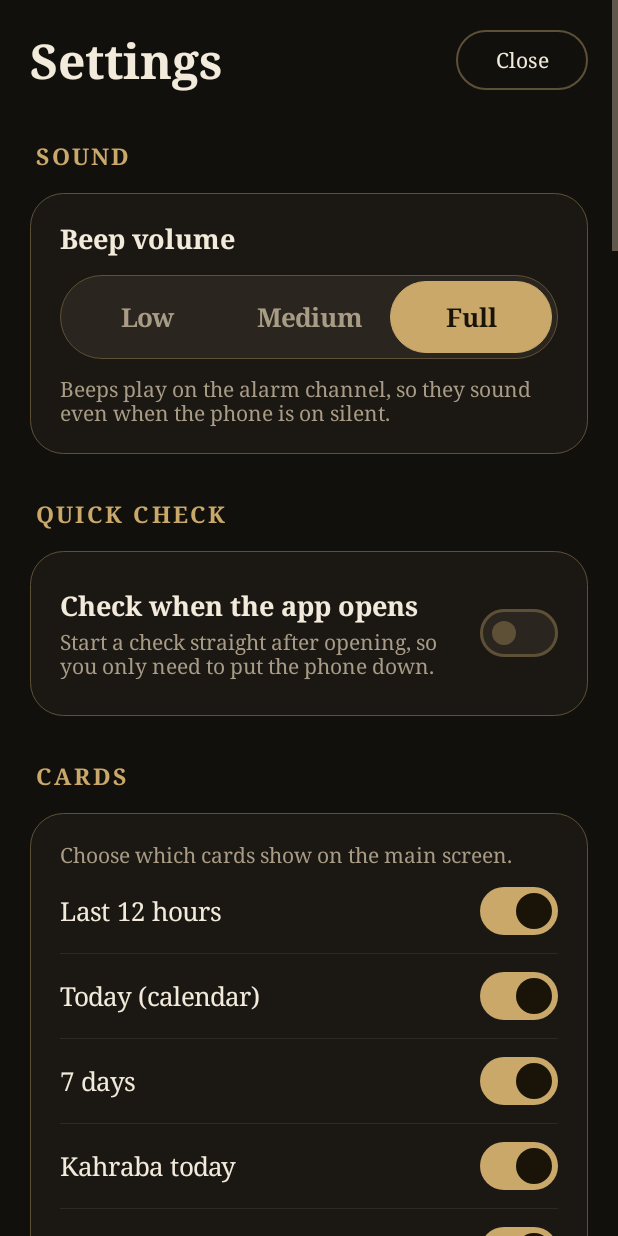
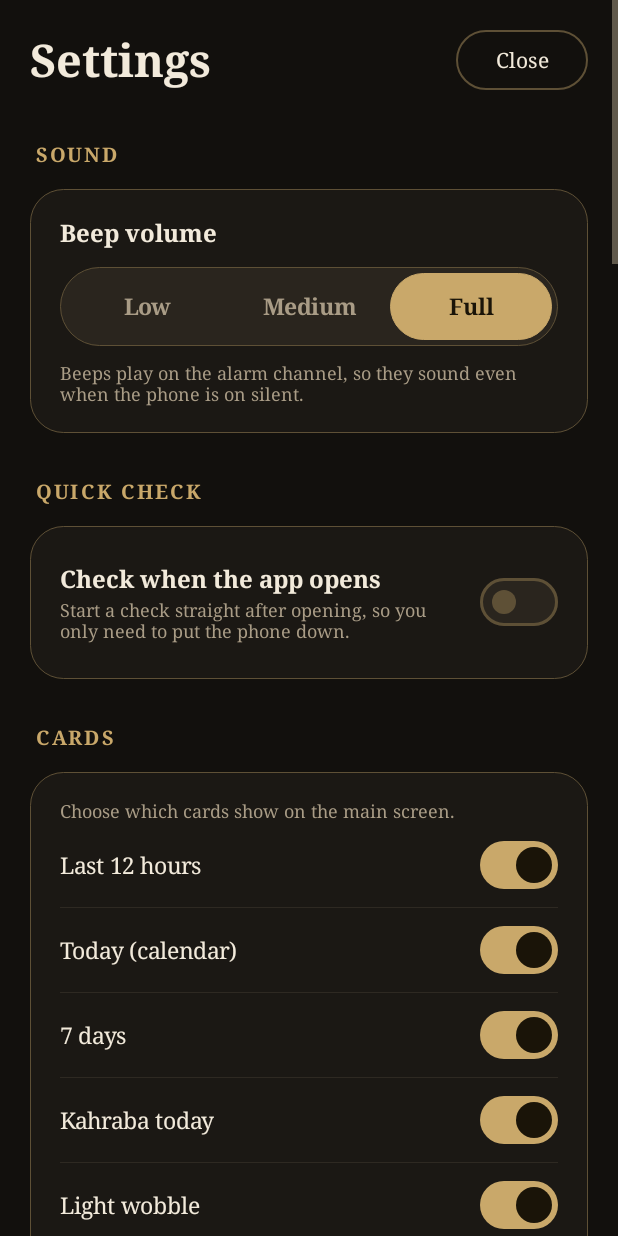
Before and after one commit to btpe831/Kahraba, an Android app: the SettingsActivity screen opened directly, with no data from a screen before it, on a phone screen of 412 x 824 dp. Run offline under Robolectric (Android 15) with nearby library versions, the phone set to English and light mode, and no system bars.

Commit message:
Settings text 2 points smaller (1.2.2)
Co-Authored-By: Claude Opus 5.5 <noreply@anthropic.com>
Claude-Session: https://claude.ai/code/session_01PtKZYC5E2QmJcQQHCUJn71

```diff
--- a/app/src/main/java/com/kahraba/power/SettingsActivity.kt
+++ b/app/src/main/java/com/kahraba/power/SettingsActivity.kt
@@ -407,7 +407,8 @@ class SettingsActivity : ThemedActivity() {
 
     private fun text(s: String, size: Float, colorAttr: Int, bold: Boolean = false) = TextView(this).apply {
         text = s
-        textSize = size
+        // Settings text runs 2 points smaller than the sizes given, to keep this screen compact.
+        textSize = size - 2f
         setTextColor(color(colorAttr))
         if (bold) setTypeface(typeface, Typeface.BOLD)
     }
--- a/gradle.properties
+++ b/gradle.properties
@@ -6,4 +6,4 @@ kotlin.code.style=official
 # The version people see: MAJOR.MINOR.PATCH. Small fixes bump PATCH (1.2.1 -> 1.2.2),
 # a batch of new features bumps MINOR (-> 1.3.0), something big bumps MAJOR (-> 2.0.0).
 # Android updates use the build number, so this label never forces a reinstall.
-appVersion=1.2.1
+appVersion=1.2.2
```
